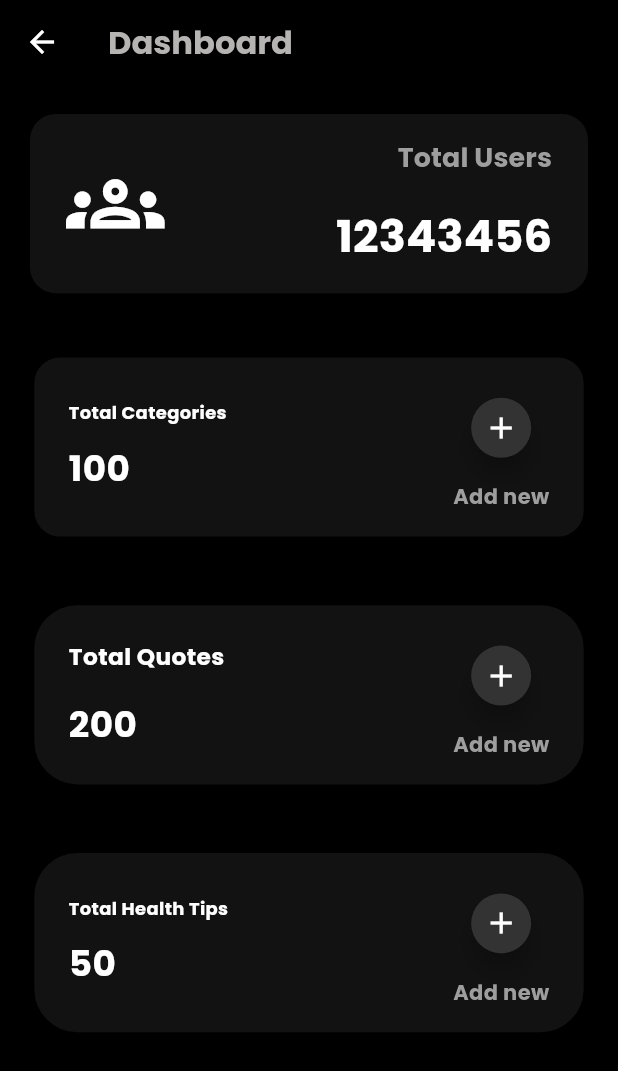
After one commit to karkisaroj/Welness, a Flutter app: the AdminDashboard screen opened by its route, on a phone screen of 412 x 824 dp. The commit adds this screen. Shown: the top 1071 px of the screen. Run offline on Flutter 3.47's test engine with Material 3 defaults, Android fonts, the phone set to English and light mode, and no system bars; our stand-ins replace flutter_screenutil, flutter_svg.

Commit message:
admin dashoard clean UI ready -functionality left

```diff
--- a/lib/app/app_routes.dart
+++ b/lib/app/app_routes.dart
@@ -1,4 +1,5 @@
 import 'package:flutter/material.dart';
+import 'package:welness/screens/admin_dashboard.dart';
 import 'package:welness/screens/dashboard_screen.dart';
 import 'package:welness/screens/forgot_password_screen.dart';
 import 'package:welness/screens/login_screen.dart';
@@ -17,7 +18,8 @@ class AppRoutes {
   static const String quote = '/quote';
   static const String dashboard = '/dashboard';
   static const String profile = "/profile";
-  static const String quotes_details = "/quotes-details";
+  static const String quotesDetails = "/quotes-details";
+  static const String adminDashboard = "/adminDashboard";
 
   static Map<String, WidgetBuilder> getRoutes() {
     return {
@@ -32,7 +34,8 @@ class AppRoutes {
       ),
       dashboard: (context) => const DashboardScreen(),
       profile: (context) => const ProfileScreen(),
-      quotes_details: (context) => const QuotesDetailsScreen(),
+      quotesDetails: (context) => const QuotesDetailsScreen(),
+      adminDashboard: (context) => const AdminDashboard(),
     };
   }
 }
--- /dev/null
+++ b/lib/screens/admin_dashboard.dart
@@ -0,0 +1,238 @@
+import 'package:flutter/material.dart';
+import 'package:flutter_screenutil/flutter_screenutil.dart';
+
+class AdminDashboard extends StatelessWidget {
+  const AdminDashboard({super.key});
+
+  @override
+  Widget build(BuildContext context) {
+    return Scaffold(
+      appBar: AppBar(
+        title: Text(
+          "Dashboard",
+          style: TextStyle(
+            fontFamily: "Poppins",
+            fontSize: 18.h,
+            color: const Color.fromARGB(255, 182, 179, 179),
+          ),
+        ),
+      ),
+      body: Column(
+        children: [
+          Padding(
+            padding: const EdgeInsets.all(20.0),
+            child: ElevatedButton(
+              style: ElevatedButton.styleFrom(
+                shape: RoundedRectangleBorder(
+                  borderRadius: BorderRadiusGeometry.circular(15.r),
+                ),
+                fixedSize: Size(330.w, 100.h),
+              ),
+              onPressed: () {},
+              child: Row(
+                mainAxisAlignment: MainAxisAlignment.start,
+                children: [
+                  Icon(Icons.groups_outlined, color: Colors.white, size: 55.h),
+                  Spacer(),
+                  Column(
+                    mainAxisAlignment: MainAxisAlignment.center,
+                    crossAxisAlignment: CrossAxisAlignment.end,
+                    children: [
+                      Text(
+                        "Total Users",
+                        style: TextStyle(
+                          color: Colors.grey,
+                          fontFamily: "Poppins",
+                          fontSize: 15.h,
+                        ),
+                      ),
+                      SizedBox(height: 15.h),
+                      Text(
+                        "12343456",
+                        style: TextStyle(
+                          color: Colors.white,
+                          fontFamily: "Poppins",
+                          fontSize: 25.h,
+                          fontWeight: FontWeight.bold,
+                        ),
+                      ),
+                    ],
+                  ),
+                ],
+              ),
+            ),
+          ),
+
+          Card(
+            margin: EdgeInsets.all(20.w),
+            shape: RoundedRectangleBorder(
+              borderRadius: BorderRadiusGeometry.circular(15.r),
+            ),
+            child: Container(
+              width: 330.w,
+              height: 100.h,
+              padding: EdgeInsets.all(20.w),
+              child: Row(
+                children: [
+                  Expanded(
+                    child: Column(
+                      crossAxisAlignment: CrossAxisAlignment.start,
+                      mainAxisAlignment: MainAxisAlignment.center,
+                      children: [
+                        Column(
+                          crossAxisAlignment: CrossAxisAlignment.start,
+                          children: [
+                            Text(
+                              "Total Categories",
+                              style: TextStyle(
+                                fontFamily: "Poppins",
+                                fontSize: 10.h,
+                              ),
+                            ),
+                            SizedBox(height: 10.h),
+                            Text(
+                              "100",
+                              style: TextStyle(
+                                fontFamily: "Poppins",
+                                fontSize: 20.h,
+                                fontWeight: FontWeight.bold,
+                              ),
+                            ),
+                          ],
+                        ),
+                      ],
+                    ),
+                  ),
+                  Spacer(),
+                  Column(
+                    children: [
+                      FloatingActionButton(
+                        backgroundColor: const Color.fromARGB(255, 51, 51, 51),
+                        mini: true,
+                        splashColor: Colors.white,
+                        shape: RoundedRectangleBorder(
+                          borderRadius: BorderRadiusGeometry.circular(25.r),
+                        ),
+                        onPressed: () {},
+                        child: Icon(Icons.add, color: Colors.white),
+                      ),
+                      SizedBox(height: 10.h),
+                      Text("Add new", style: TextStyle(color: Colors.grey)),
+                    ],
+                  ),
+                ],
+              ),
+            ),
+          ),
+          Card(
+            margin: EdgeInsets.all(20.w),
+            shape: RoundedRectangleBorder(
+              borderRadius: BorderRadiusGeometry.circular(25.r),
+            ),
+            child: Container(
+              width: 330.w,
+              height: 100.h,
+              padding: EdgeInsets.all(20.w),
+              child: Row(
+                children: [
+                  Expanded(
+                    child: Column(
+                      mainAxisAlignment: MainAxisAlignment.center,
+                      crossAxisAlignment: CrossAxisAlignment.start,
+                      children: [
+                        Text(
+                          "Total Quotes",
+                          style: TextStyle(
+                            fontFamily: "Poppins",
+                            fontSize: 13.h,
+                          ),
+                        ),
+                        SizedBox(height: 15.h),
+                        Text(
+                          "200",
+                          style: TextStyle(
+                            fontFamily: "Poppins",
+                            fontSize: 20.h,
+                            fontWeight: FontWeight.bold,
+                          ),
+                        ),
+                      ],
+                    ),
+                  ),
+                  Column(
+                    children: [
+                      FloatingActionButton(
+                        splashColor: Colors.white,
+                        backgroundColor: const Color.fromARGB(255, 51, 51, 51),
+                        mini: true,
+                        shape: RoundedRectangleBorder(
+                          borderRadius: BorderRadiusGeometry.circular(25.r),
+                        ),
+                        onPressed: () {},
+                        child: Icon(Icons.add, color: Colors.white),
+                      ),
+                      SizedBox(height: 10.h),
+                      Text("Add new", style: TextStyle(color: Colors.grey)),
+                    ],
+                  ),
+                ],
+              ),
+            ),
+          ),
+          Card(
+            margin: EdgeInsets.all(20.w),
+            shape: RoundedRectangleBorder(
+              borderRadius: BorderRadiusGeometry.circular(25.r),
+            ),
+            child: Container(
+              width: 330.w,
+              height: 100.h,
+              padding: EdgeInsets.all(20.w),
+              child: Row(
+                children: [
+                  Expanded(
+                    child: Column(
+                      mainAxisAlignment: MainAxisAlignment.center,
+                      crossAxisAlignment: CrossAxisAlignment.start,
+                      children: [
+                        Text(
+                          "Total Health Tips",
+                          style: TextStyle(fontSize: 10.h),
+                        ),
+                        SizedBox(height: 10.h),
+                        Text(
+                          "50",
+                          style: TextStyle(
+                            fontFamily: "Poppins",
+                            fontSize: 20.h,
+                            fontWeight: FontWeight.bold,
+                          ),
+                        ),
+                      ],
+                    ),
+                  ),
+                  Spacer(),
+                  Column(
+                    children: [
+                      FloatingActionButton(
+                        shape: RoundedRectangleBorder(
+                          borderRadius: BorderRadiusGeometry.circular(25.r),
+                        ),
+                        mini: true,
+                        backgroundColor: const Color.fromARGB(255, 51, 51, 51),
+                        onPressed: () {},
+                        child: Icon(Icons.add, color: Colors.white),
+                      ),
+                      SizedBox(height: 10.h),
+                      Text("Add new", style: TextStyle(color: Colors.grey)),
+                    ],
+                  ),
+                ],
+              ),
+            ),
+          ),
+        ],
+      ),
+    );
+  }
+}
--- a/lib/screens/dashboard_screen.dart
+++ b/lib/screens/dashboard_screen.dart
@@ -101,7 +101,7 @@ class DashboardScreen extends StatelessWidget {
           SizedBox(height: 20.h),
           ElevatedButton(
             onPressed: () {
-              Navigator.pushNamed(context, AppRoutes.quotes_details);
+              Navigator.pushNamed(context, AppRoutes.quotesDetails);
             },
             style: ElevatedButton.styleFrom(
               fixedSize: Size(360, 120),
--- a/lib/screens/login_screen.dart
+++ b/lib/screens/login_screen.dart
@@ -127,12 +127,16 @@ class _LoginScreenState extends State<LoginScreen> {
                 SizedBox(height: 20.h),
                 ElevatedButton(
                   onPressed: () {
+                    if (emailController.text == "admin" &&
+                        passwordController.text == "admin") {
+                      Navigator.pushNamed(context, AppRoutes.adminDashboard);
+                    } else {
+                      Navigator.pushNamed(context, AppRoutes.preference);
+                    }
                     String email = emailController.text;
                     String password = passwordController.text;
                     log("email is $email");
                     log("password is $password");
-                    //remaining firebase functions here i gueess
-                    Navigator.pushNamed(context, AppRoutes.preference);
                   },
                   style: ElevatedButton.styleFrom(
                     shape: RoundedRectangleBorder(
```
